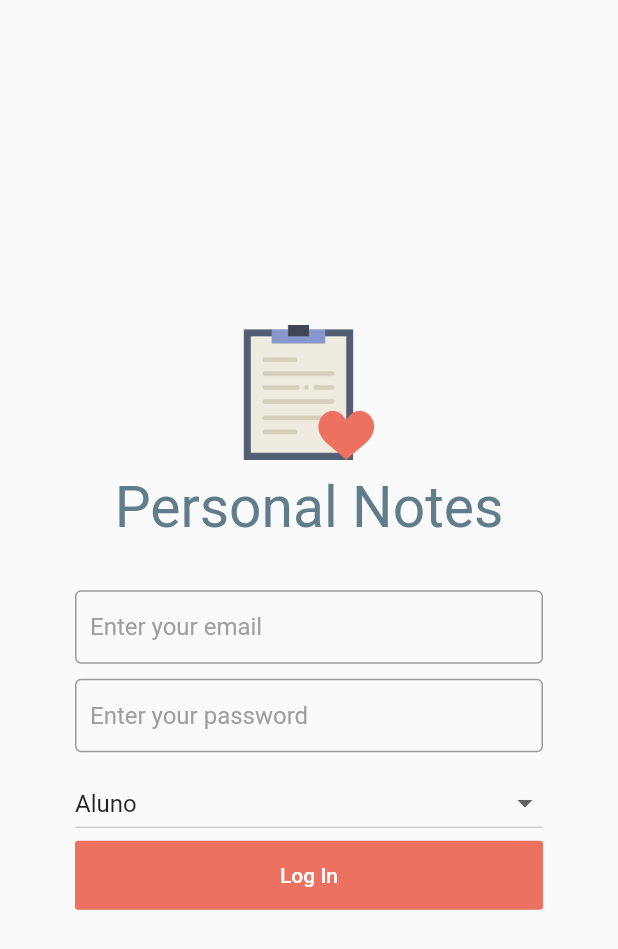
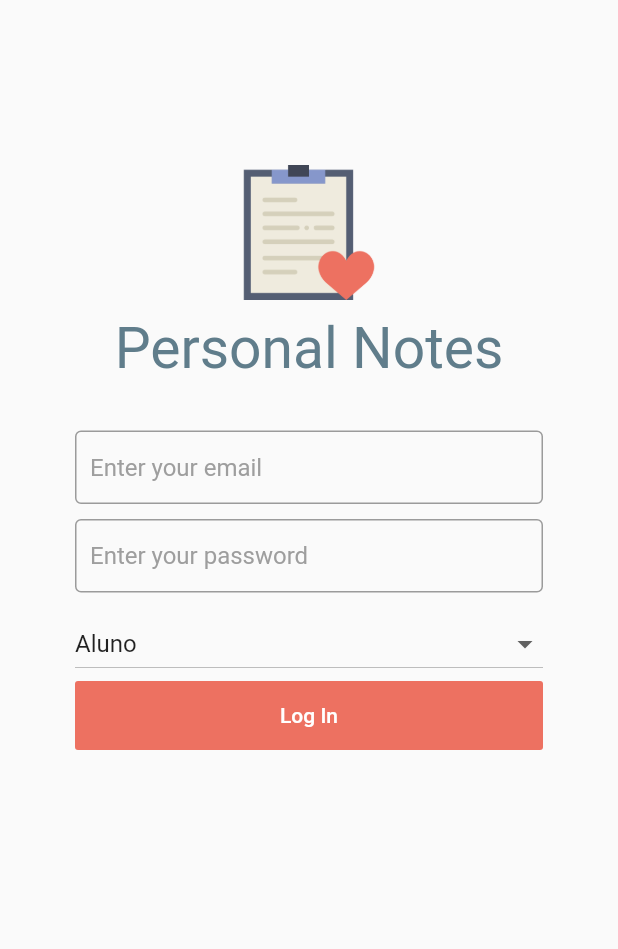
Before and after one commit to AnnaGabriela/personalnotes, a Flutter app: the screen it shows after launch, on a phone screen of 412 x 824 dp. Shown: the top 949 px of the screen. Run offline on Flutter 3.47's test engine with Material 2 defaults, Android fonts, the phone set to English and light mode, and no system bars; our stand-ins replace cloud_firestore, firebase_auth, modal_progress_hud; accounts and stored records are empty.

```diff
--- a/lib/screens/login.dart
+++ b/lib/screens/login.dart
@@ -27,11 +27,11 @@ class _LoginState extends State<Login> {
   @override
   Widget build(BuildContext context) {
     return Scaffold(
-      resizeToAvoidBottomInset: false,
       body: ModalProgressHUD(
         inAsyncCall: showSpinner,
         child: Padding(
-          padding: EdgeInsets.symmetric(horizontal: 50.0),
+          padding: EdgeInsets.only(left: 50.0, right: 50.0, top: 110.0),
+          child: SingleChildScrollView(
             child: Column(
                 mainAxisAlignment: MainAxisAlignment.center,
                 children: <Widget>[
@@ -106,6 +106,7 @@ class _LoginState extends State<Login> {
                 ]),
           ),
         ),
+      ),
     );
   }
 }
```
Also changed, not shown: lib/screens/user_page.dart (+6 -2 lines). Lines whose indentation alone changed are shown as unchanged.
